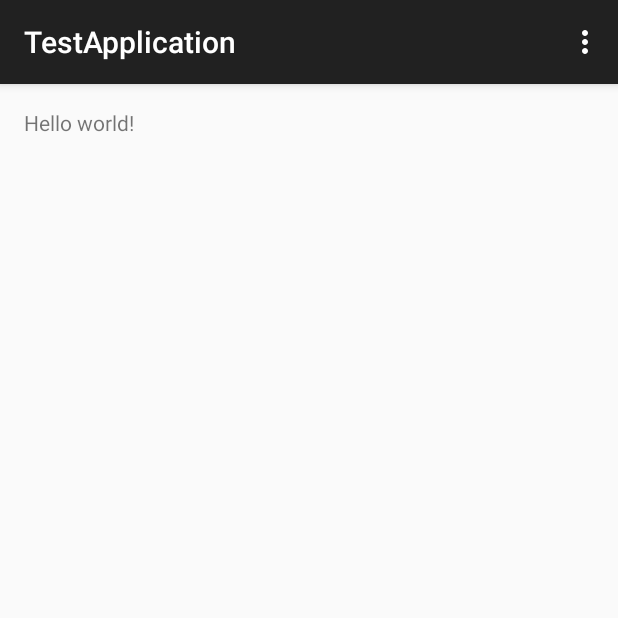
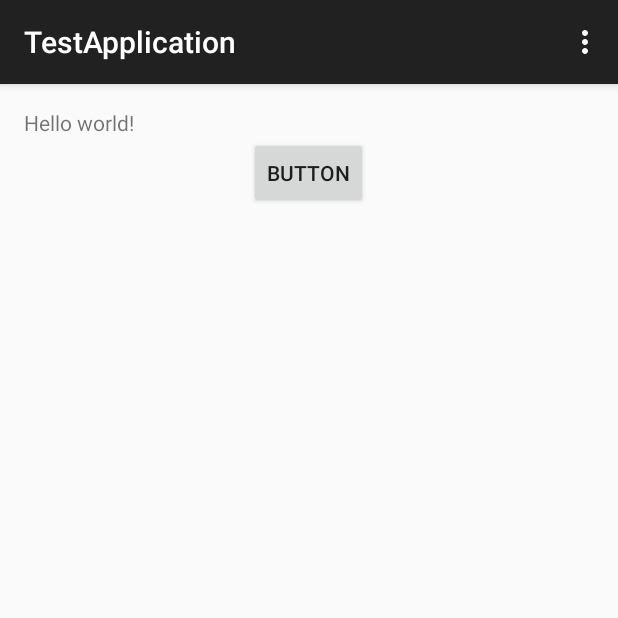
Before and after one commit to torrey1028/BGCBRepo, an Android app: the screen it shows after launch (MainActivity), on a phone screen of 412 x 824 dp, the top half of it. Run offline under Robolectric (Android 15) with nearby library versions, the phone set to English and light mode, and no system bars.

Commit message:
hello button

```diff
--- a/MyApplication/app/src/main/java/com/example/bgcbuser/testapplication/MainActivity.java
+++ b/MyApplication/app/src/main/java/com/example/bgcbuser/testapplication/MainActivity.java
@@ -4,6 +4,9 @@ import android.support.v7.app.AppCompatActivity;
 import android.os.Bundle;
 import android.view.Menu;
 import android.view.MenuItem;
+import android.view.View;
+import android.widget.Button;
+import android.widget.Toast;
 
 public class MainActivity extends AppCompatActivity {
 
@@ -11,6 +14,13 @@ public class MainActivity extends AppCompatActivity {
     protected void onCreate(Bundle savedInstanceState) {
         super.onCreate(savedInstanceState);
         setContentView(R.layout.activity_main);
+        Button button = (Button)findViewById(R.id.button);
+        button.setOnClickListener(new View.OnClickListener() {
+            @Override
+            public void onClick(View v) {
+                Toast.makeText(getApplicationContext(), "Hello!!", Toast.LENGTH_SHORT).show();
+            }
+        });
     }
 
     @Override
--- a/MyApplication/app/src/main/res/layout/activity_main.xml
+++ b/MyApplication/app/src/main/res/layout/activity_main.xml
@@ -6,6 +6,16 @@
     android:paddingBottom="@dimen/activity_vertical_margin" tools:context=".MainActivity">
 
     <TextView android:text="@string/hello_world" android:layout_width="wrap_content"
-        android:layout_height="wrap_content" />
+        android:layout_height="wrap_content"
+        android:id="@+id/textView" />
+
+    <Button
+        style="?android:attr/buttonStyleSmall"
+        android:layout_width="wrap_content"
+        android:layout_height="wrap_content"
+        android:text="Button"
+        android:id="@+id/button"
+        android:layout_below="@+id/textView"
+        android:layout_centerHorizontal="true" />
 
 </RelativeLayout>
```
Also changed, not shown: 1 other file.
